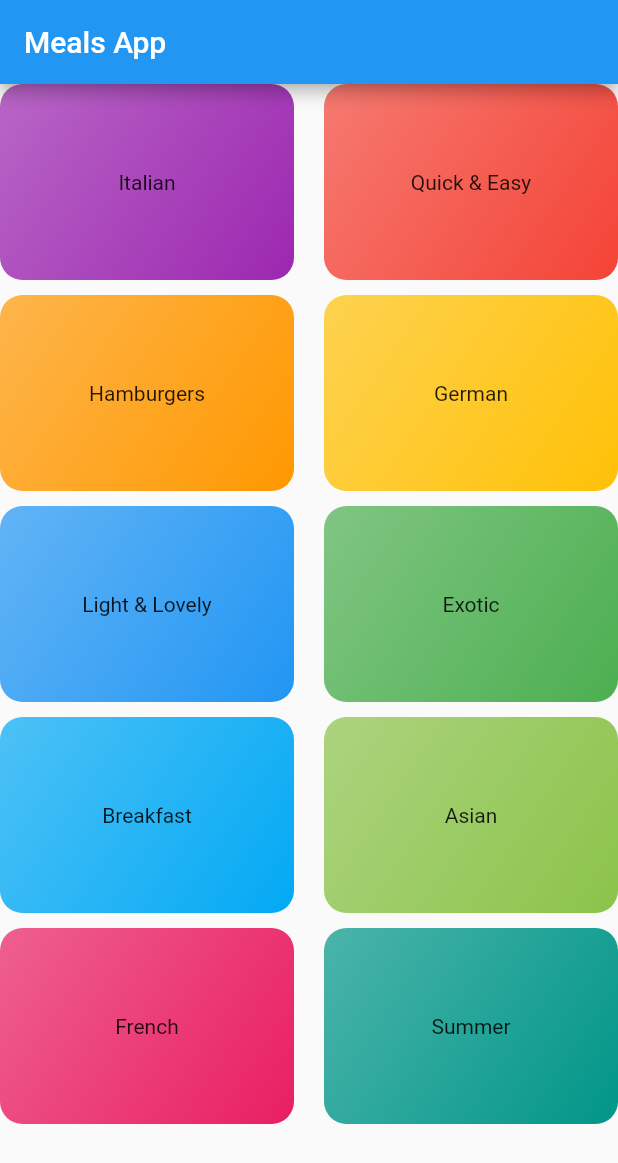
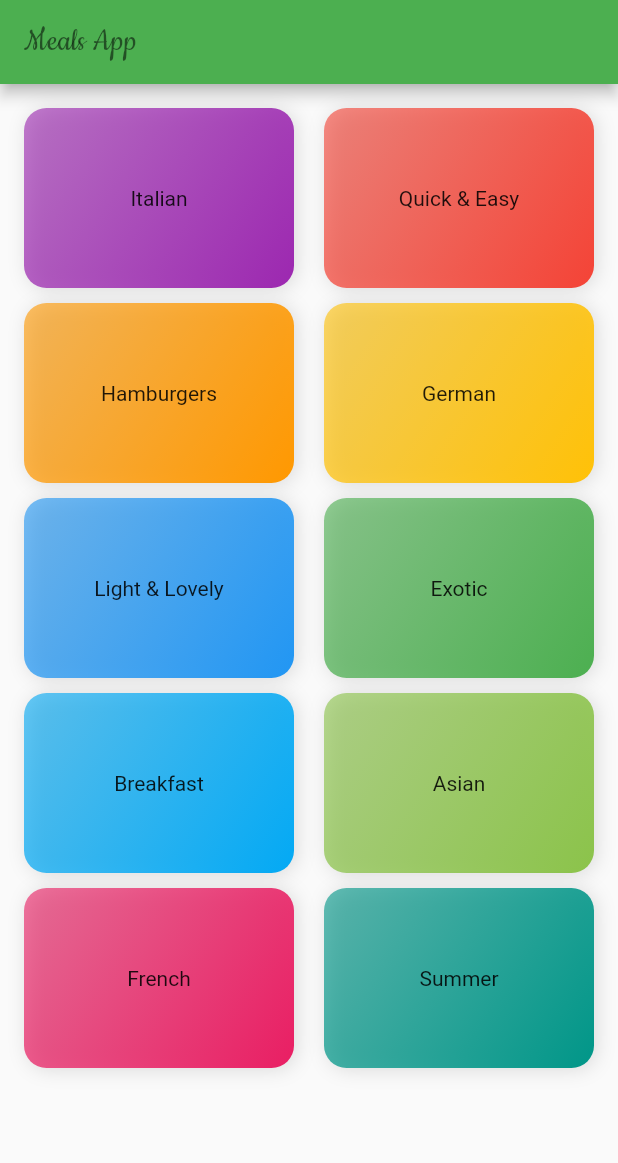
Before and after one commit to Huzon/Meals, a Flutter app: the screen it shows after launch, on a phone screen of 412 x 824 dp. Shown: the top 1163 px of the screen. Run offline on Flutter 3.47's test engine with Material 2 defaults, Android fonts, the phone set to English and light mode, and no system bars; project files that could hold a hidden picture were left out.

Commit message:
added new page 🙌

```diff
--- a/lib/elements/category_item.dart
+++ b/lib/elements/category_item.dart
@@ -10,8 +10,11 @@ class CategoryItem extends StatelessWidget {
     return Container(
       padding: const EdgeInsets.all(15),
       decoration: BoxDecoration(
+        boxShadow: [
+          BoxShadow(color: Colors.black12, blurRadius: 10, offset: Offset(2, 1))
+        ],
         gradient: LinearGradient(
-            colors: [color.withOpacity(.7), color],
+            colors: [color.withOpacity(.6), color],
             begin: Alignment.topLeft,
             end: Alignment.bottomRight),
         borderRadius: BorderRadius.circular(15),
--- a/lib/main.dart
+++ b/lib/main.dart
@@ -11,7 +11,14 @@ class MyApp extends StatelessWidget {
     return MaterialApp(
       title: 'DeliMeals',
       theme: ThemeData(
-        primarySwatch: Colors.blue,
+        primarySwatch: Colors.green,
+        fontFamily: 'Ubuntu',
+        textTheme: ThemeData.light().textTheme.copyWith(
+              headline1: const TextStyle(
+                fontFamily: 'Cookie',
+                fontSize: 24,
+              ),
+            ),
       ),
       home: const CategoriesScreen(),
     );
--- a/lib/pages/categories_screen.dart
+++ b/lib/pages/categories_screen.dart
@@ -9,11 +9,15 @@ class CategoriesScreen extends StatelessWidget {
   Widget build(BuildContext context) {
     return Scaffold(
       appBar: AppBar(
-        title: const Text('Meals App'),
+        title: Text(
+          'Meals App',
+          style: Theme.of(context).textTheme.headline1,
+        ),
       ),
       body: GridView(
+        padding: const EdgeInsets.all(16),
         gridDelegate: const SliverGridDelegateWithMaxCrossAxisExtent(
-          maxCrossAxisExtent: 200,
+          maxCrossAxisExtent: 300,
           childAspectRatio: 3 / 2,
           crossAxisSpacing: 20,
           mainAxisSpacing: 10,
```
Also changed, not shown: lib/pages/categories_meals_screen.dart (added, +17 -0 lines), pubspec.yaml (+11 -10 lines), assets/fonts/Cookie-Regular.ttf (added), assets/fonts/Ubuntu-Bold.ttf (added), assets/fonts/Ubuntu-BoldItalic.ttf (added), assets/fonts/Ubuntu-Italic.ttf (added), assets/fonts/Ubuntu-Light.ttf (added), assets/fonts/Ubuntu-LightItalic.ttf (added), assets/fonts/Ubuntu-Medium.ttf (added), assets/fonts/Ubuntu-MediumItalic.ttf (added), assets/fonts/Ubuntu-Regular.ttf (added).
